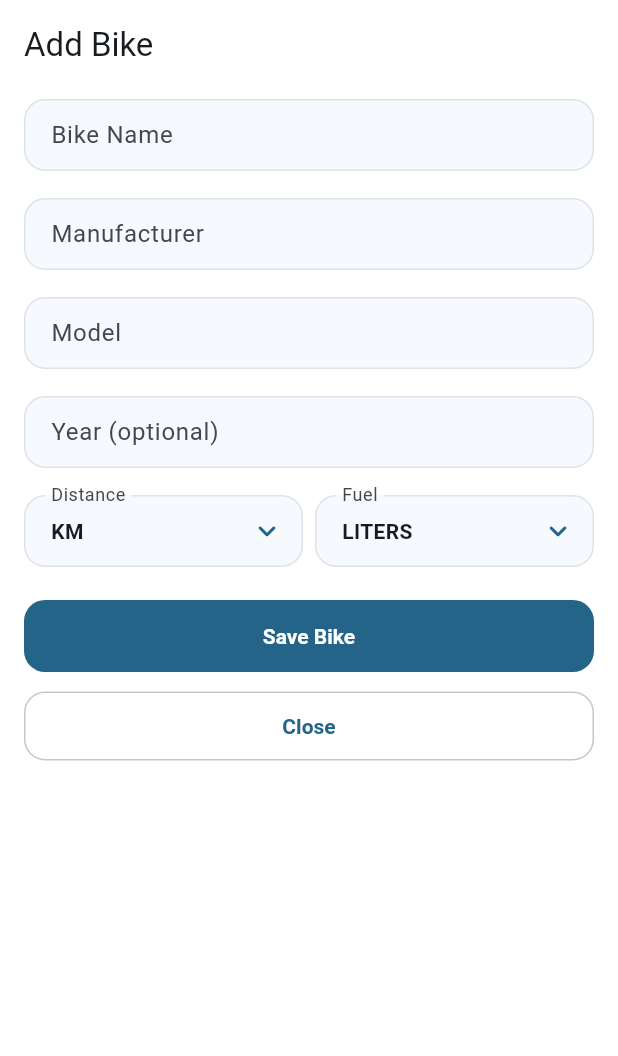
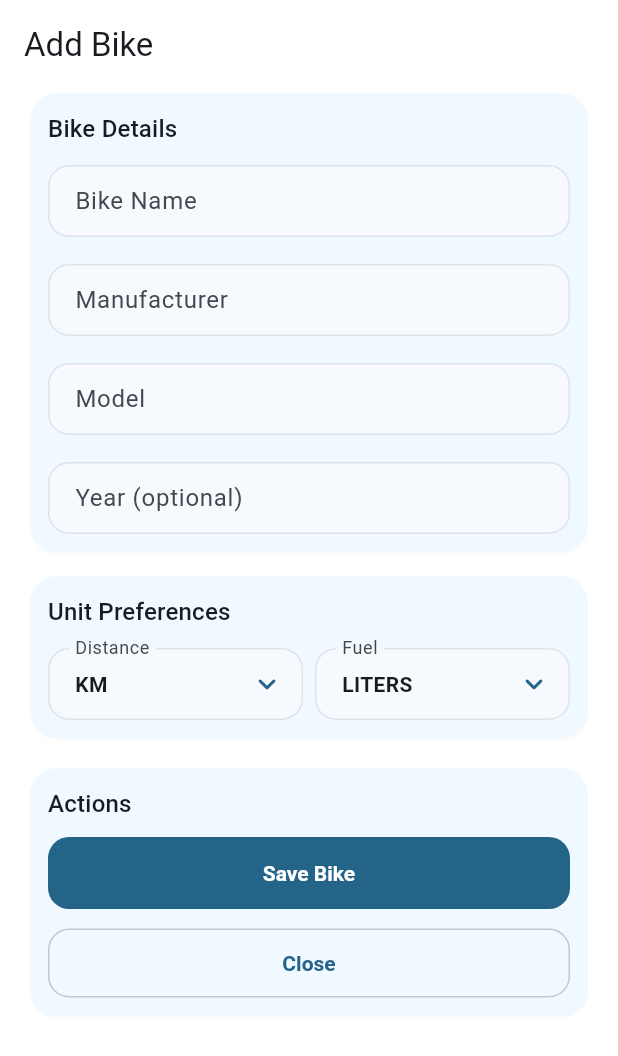
Before and after one commit to WorkWithAfridi/MotoMileage, a Flutter app: the BikeFormSheet widget shown alone on an empty page, opened directly, on a phone screen of 412 x 824 dp. Shown: the top 1056 px of the screen. Run offline on Flutter 3.47's test engine with Material 3 defaults, Android fonts, the phone set to English and light mode, and no system bars; our stand-ins replace fl_chart, get, share_plus, sqflite; accounts and stored records are empty.

Commit message:
Form design updated

```diff
--- a/lib/app/views/fuel_logs_view.dart
+++ b/lib/app/views/fuel_logs_view.dart
@@ -33,7 +33,7 @@ class FuelLogsView extends GetView<FuelController> {
       return ListView.separated(
         padding: const EdgeInsets.all(12),
         itemCount: entries.length,
-        separatorBuilder: (context, index) => const SizedBox(height: 4),
+        separatorBuilder: (context, index) => const SizedBox(height: 4 ),
         itemBuilder: (context, index) {
           final entry = entries[index];
           return TweenAnimationBuilder<double>(
--- a/lib/app/views/widgets/bike_form_sheet.dart
+++ b/lib/app/views/widgets/bike_form_sheet.dart
@@ -51,8 +51,17 @@ class _BikeFormSheetState extends State<BikeFormSheet> {
   Widget build(BuildContext context) {
     final bikeController = Get.find<BikeController>();
 
-    return Padding(
-      padding: EdgeInsets.only(left: 16, right: 16, top: 16, bottom: MediaQuery.of(context).viewInsets.bottom + 16),
+    return GestureDetector(
+      onTap: () {
+        FocusManager.instance.primaryFocus?.unfocus();
+      },
+      child: Padding(
+        padding: EdgeInsets.only(
+          left: 16,
+          right: 16,
+          top: 16,
+          bottom: MediaQuery.of(context).viewInsets.bottom + 16,
+        ),
         child: SingleChildScrollView(
           child: Form(
             key: _formKey,
@@ -60,39 +69,92 @@ class _BikeFormSheetState extends State<BikeFormSheet> {
               mainAxisSize: MainAxisSize.min,
               crossAxisAlignment: CrossAxisAlignment.start,
               children: [
-              Text(widget.bike == null ? 'Add Bike' : 'Edit Bike', style: Theme.of(context).textTheme.titleLarge),
-              const SizedBox(height: 22),
+                Text(
+                  widget.bike == null ? 'Add Bike' : 'Edit Bike',
+                  style: Theme.of(context).textTheme.titleLarge,
+                ),
+                const SizedBox(height: 14),
+                Card(
+                  child: Padding(
+                    padding: const EdgeInsets.all(12),
+                    child: Column(
+                      crossAxisAlignment: CrossAxisAlignment.start,
+                      children: [
+                        Text(
+                          'Bike Details',
+                          style: Theme.of(context).textTheme.titleMedium,
+                        ),
+                        const SizedBox(height: 12),
                         TextFormField(
                           controller: _nameController,
-                decoration: const InputDecoration(labelText: 'Bike Name'),
-                validator: (value) => (value == null || value.trim().isEmpty) ? 'Required' : null,
+                          decoration: const InputDecoration(
+                            labelText: 'Bike Name',
+                          ),
+                          validator: (value) =>
+                              (value == null || value.trim().isEmpty)
+                              ? 'Required'
+                              : null,
                         ),
                         const SizedBox(height: 18),
                         TextFormField(
                           controller: _manufacturerController,
-                decoration: const InputDecoration(labelText: 'Manufacturer'),
-                validator: (value) => (value == null || value.trim().isEmpty) ? 'Required' : null,
+                          decoration: const InputDecoration(
+                            labelText: 'Manufacturer',
+                          ),
+                          validator: (value) =>
+                              (value == null || value.trim().isEmpty)
+                              ? 'Required'
+                              : null,
                         ),
                         const SizedBox(height: 18),
                         TextFormField(
                           controller: _modelController,
                           decoration: const InputDecoration(labelText: 'Model'),
-                validator: (value) => (value == null || value.trim().isEmpty) ? 'Required' : null,
+                          validator: (value) =>
+                              (value == null || value.trim().isEmpty)
+                              ? 'Required'
+                              : null,
                         ),
                         const SizedBox(height: 18),
                         TextFormField(
                           controller: _yearController,
                           keyboardType: TextInputType.number,
-                decoration: const InputDecoration(labelText: 'Year (optional)'),
+                          decoration: const InputDecoration(
+                            labelText: 'Year (optional)',
                           ),
-              const SizedBox(height: 18),
+                        ),
+                      ],
+                    ),
+                  ),
+                ),
+                const SizedBox(height: 8),
+                Card(
+                  child: Padding(
+                    padding: const EdgeInsets.all(12),
+                    child: Column(
+                      crossAxisAlignment: CrossAxisAlignment.start,
+                      children: [
+                        Text(
+                          'Unit Preferences',
+                          style: Theme.of(context).textTheme.titleMedium,
+                        ),
+                        const SizedBox(height: 12),
                         Row(
                           children: [
                             Expanded(
                               child: AppDropdownFormField<DistanceUnit>(
                                 initialValue: _distanceUnit,
-                      decoration: const InputDecoration(labelText: 'Distance'),
-                      items: DistanceUnit.values.map((unit) => DropdownMenuItem(value: unit, child: Text(unit.name.toUpperCase()))).toList(),
+                                decoration: const InputDecoration(
+                                  labelText: 'Distance',
+                                ),
+                                items: DistanceUnit.values
+                                    .map(
+                                      (unit) => DropdownMenuItem(
+                                        value: unit,
+                                        child: Text(unit.name.toUpperCase()),
+                                      ),
+                                    )
+                                    .toList(),
                                 onChanged: (value) {
                                   if (value == null) return;
                                   setState(() => _distanceUnit = value);
@@ -103,8 +165,17 @@ class _BikeFormSheetState extends State<BikeFormSheet> {
                             Expanded(
                               child: AppDropdownFormField<FuelUnit>(
                                 initialValue: _fuelUnit,
-                      decoration: const InputDecoration(labelText: 'Fuel'),
-                      items: FuelUnit.values.map((unit) => DropdownMenuItem(value: unit, child: Text(unit.name.toUpperCase()))).toList(),
+                                decoration: const InputDecoration(
+                                  labelText: 'Fuel',
+                                ),
+                                items: FuelUnit.values
+                                    .map(
+                                      (unit) => DropdownMenuItem(
+                                        value: unit,
+                                        child: Text(unit.name.toUpperCase()),
+                                      ),
+                                    )
+                                    .toList(),
                                 onChanged: (value) {
                                   if (value == null) return;
                                   setState(() => _fuelUnit = value);
@@ -113,7 +184,22 @@ class _BikeFormSheetState extends State<BikeFormSheet> {
                             ),
                           ],
                         ),
-              const SizedBox(height: 22),
+                      ],
+                    ),
+                  ),
+                ),
+                const SizedBox(height: 12),
+                Card(
+                  child: Padding(
+                    padding: const EdgeInsets.all(12),
+                    child: Column(
+                      crossAxisAlignment: CrossAxisAlignment.start,
+                      children: [
+                        Text(
+                          'Actions',
+                          style: Theme.of(context).textTheme.titleMedium,
+                        ),
+                        const SizedBox(height: 10),
                         SizedBox(
                           width: double.infinity,
                           child: FilledButton(
@@ -122,12 +208,15 @@ class _BikeFormSheetState extends State<BikeFormSheet> {
                                 return;
                               }
 
-                    final year = int.tryParse(_yearController.text.trim());
+                              final year = int.tryParse(
+                                _yearController.text.trim(),
+                              );
 
                               if (widget.bike == null) {
                                 await bikeController.addBike(
                                   name: _nameController.text.trim(),
-                        manufacturer: _manufacturerController.text.trim(),
+                                  manufacturer: _manufacturerController.text
+                                      .trim(),
                                   model: _modelController.text.trim(),
                                   year: year,
                                   distanceUnit: _distanceUnit,
@@ -137,7 +226,8 @@ class _BikeFormSheetState extends State<BikeFormSheet> {
                                 await bikeController.updateBike(
                                   widget.bike!.copyWith(
                                     name: _nameController.text.trim(),
-                          manufacturer: _manufacturerController.text.trim(),
+                                    manufacturer: _manufacturerController.text
+                                        .trim(),
                                     model: _modelController.text.trim(),
                                     year: year,
                                     clearYear: year == null,
@@ -150,15 +240,28 @@ class _BikeFormSheetState extends State<BikeFormSheet> {
                               if (!context.mounted) return;
                               Navigator.of(context).pop();
                             },
-                  child: Text(widget.bike == null ? 'Save Bike' : 'Update Bike'),
+                            child: Text(
+                              widget.bike == null
+                                  ? 'Save Bike'
+                                  : 'Update Bike',
+                            ),
                           ),
                         ),
                         const SizedBox(height: 12),
                         SizedBox(
                           width: double.infinity,
-                child: OutlinedButton(onPressed: () => Navigator.of(context).pop(), child: const Text('Close')),
+                          child: OutlinedButton(
+                            onPressed: () => Navigator.of(context).pop(),
+                            child: const Text('Close'),
+                          ),
                         ),
                       ],
+                    ),
+                  ),
+                ),
+                const SizedBox(height: 16),
+              ],
+            ),
           ),
         ),
       ),
--- a/lib/main.dart
+++ b/lib/main.dart
@@ -13,4 +13,5 @@ Future<void> main() async {
 
   InitialBinding().dependencies();
   runApp(const MotoMileageApp());
+
 }
```
Lines whose indentation alone changed are shown as unchanged.
